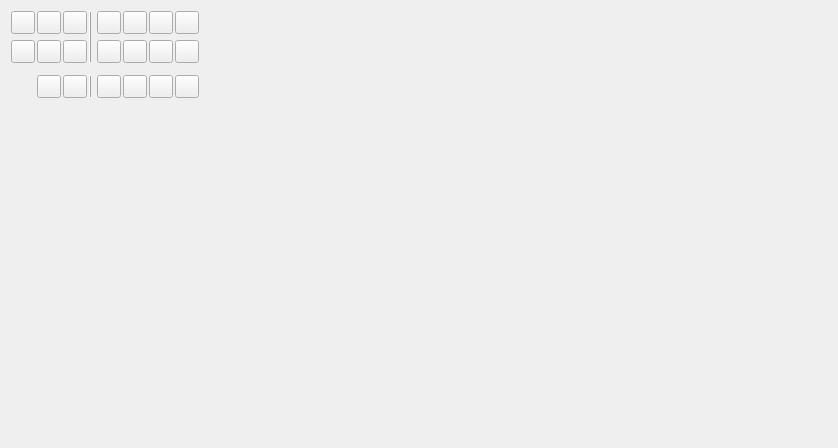
Qt form plugins/dockers/arrangedocker/arrange_docker_widget.ui (KDE/krita) before a commit.
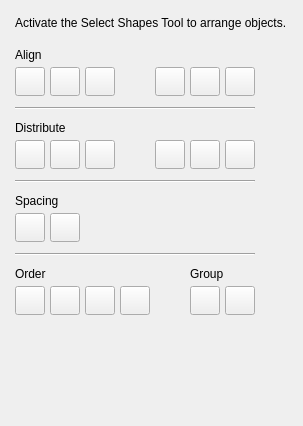
The same form after that commit.

Commit message:
Arrange docker: UI polish
Summary:
  * New, more legible layout.
  * The arrange controls work only with the Select Shapes Tool. If another tool is active, the docker displays a message
    instead of the buttons. (Fixes bug 394084.)
  * Also fixes mismatched align icons (bug 399984).

Reviewers: #krita, rempt

Reviewed By: #krita, rempt

Subscribers: rempt

Tags: #krita

Patch:
```diff
--- a/plugins/dockers/arrangedocker/arrange_docker_widget.ui
+++ b/plugins/dockers/arrangedocker/arrange_docker_widget.ui
@@ -6,57 +6,129 @@
    <rect>
     <x>0</x>
     <y>0</y>
-    <width>838</width>
-    <height>448</height>
+    <width>303</width>
+    <height>426</height>
    </rect>
   </property>
-  <layout class="QGridLayout" name="gridLayout_2">
-   <item row="0" column="0">
-    <layout class="QGridLayout" name="gridLayout">
-     <property name="horizontalSpacing">
-      <number>2</number>
+  <layout class="QVBoxLayout" name="verticalLayout">
+   <item>
+    <widget class="QFrame" name="disabledLabel">
+     <property name="frameShape">
+      <enum>QFrame::NoFrame</enum>
      </property>
-     <item row="0" column="0">
-      <widget class="QToolButton" name="leftAlign">
-       <property name="focusPolicy">
-        <enum>Qt::NoFocus</enum>
-       </property>
+     <property name="frameShadow">
+      <enum>QFrame::Raised</enum>
+     </property>
+     <layout class="QHBoxLayout" name="horizontalLayout_2">
+      <property name="leftMargin">
+       <number>4</number>
+      </property>
+      <property name="topMargin">
+       <number>5</number>
+      </property>
+      <property name="rightMargin">
+       <number>5</number>
+      </property>
+      <property name="bottomMargin">
+       <number>5</number>
+      </property>
+      <item>
+       <widget class="QLabel" name="label">
        <property name="text">
-        <string/>
-       </property>
-      </widget>
-     </item>
-     <item row="0" column="1">
-      <widget class="QToolButton" name="hCenterAlign">
-       <property name="focusPolicy">
-        <enum>Qt::NoFocus</enum>
-       </property>
+         <string>Activate the Select Shapes Tool to arrange objects.</string>
+        </property>
+        <property name="wordWrap">
+         <bool>true</bool>
+        </property>
+       </widget>
+      </item>
+     </layout>
+    </widget>
+   </item>
+   <item>
+    <widget class="QFrame" name="buttons">
+     <property name="sizePolicy">
+      <sizepolicy hsizetype="Expanding" vsizetype="Expanding">
+       <horstretch>0</horstretch>
+       <verstretch>0</verstretch>
+      </sizepolicy>
+     </property>
+     <property name="frameShape">
+      <enum>QFrame::NoFrame</enum>
+     </property>
+     <property name="frameShadow">
+      <enum>QFrame::Raised</enum>
+     </property>
+     <layout class="QHBoxLayout" name="horizontalLayout_6">
+      <property name="leftMargin">
+       <number>0</number>
+      </property>
+      <property name="topMargin">
+       <number>0</number>
+      </property>
+      <property name="rightMargin">
+       <number>0</number>
+      </property>
+      <property name="bottomMargin">
+       <number>0</number>
+      </property>
+      <item>
+       <layout class="QGridLayout" name="gridLayout" columnstretch="0,0,0,0,0,0,0">
+        <property name="leftMargin">
+         <number>4</number>
+        </property>
+        <property name="topMargin">
+         <number>7</number>
+        </property>
+        <property name="bottomMargin">
+         <number>7</number>
+        </property>
+        <property name="spacing">
+         <number>5</number>
+        </property>
+        <item row="0" column="0" colspan="7">
+         <widget class="QLabel" name="label_3">
        <property name="text">
-        <string/>
-       </property>
-      </widget>
-     </item>
-     <item row="0" column="2">
-      <widget class="QToolButton" name="rightAlign">
+           <string>Align</string>
+          </property>
+          <property name="alignment">
+           <set>Qt::AlignBottom|Qt::AlignLeading|Qt::AlignLeft</set>
+          </property>
+         </widget>
+        </item>
+        <item row="11" column="5">
+         <widget class="QToolButton" name="group">
        <property name="focusPolicy">
         <enum>Qt::NoFocus</enum>
        </property>
        <property name="text">
         <string/>
        </property>
-      </widget>
-     </item>
-     <item row="0" column="3" rowspan="2">
-      <widget class="QFrame" name="frame">
-       <property name="frameShape">
-        <enum>QFrame::VLine</enum>
-       </property>
-       <property name="frameShadow">
-        <enum>QFrame::Raised</enum>
-       </property>
-      </widget>
-     </item>
-     <item row="0" column="4">
+          <property name="iconSize">
+           <size>
+            <width>22</width>
+            <height>22</height>
+           </size>
+          </property>
+         </widget>
+        </item>
+        <item row="5" column="2">
+         <widget class="QToolButton" name="hDistributeRight">
+          <property name="focusPolicy">
+           <enum>Qt::NoFocus</enum>
+          </property>
+          <property name="text">
+           <string/>
+          </property>
+          <property name="iconSize">
+           <size>
+            <width>22</width>
+            <height>22</height>
+           </size>
+          </property>
+         </widget>
+        </item>
+        <item row="5" column="0">
       <widget class="QToolButton" name="hDistributeLeft">
        <property name="focusPolicy">
         <enum>Qt::NoFocus</enum>
@@ -64,9 +136,31 @@
        <property name="text">
         <string/>
        </property>
-      </widget>
-     </item>
-     <item row="0" column="5">
+          <property name="iconSize">
+           <size>
+            <width>22</width>
+            <height>22</height>
+           </size>
+          </property>
+         </widget>
+        </item>
+        <item row="5" column="4">
+         <widget class="QToolButton" name="vDistributeTop">
+          <property name="focusPolicy">
+           <enum>Qt::NoFocus</enum>
+          </property>
+          <property name="text">
+           <string/>
+          </property>
+          <property name="iconSize">
+           <size>
+            <width>22</width>
+            <height>22</height>
+           </size>
+          </property>
+         </widget>
+        </item>
+        <item row="5" column="1">
       <widget class="QToolButton" name="hDistributeCenter">
        <property name="focusPolicy">
         <enum>Qt::NoFocus</enum>
@@ -74,19 +168,57 @@
        <property name="text">
         <string/>
        </property>
-      </widget>
-     </item>
-     <item row="0" column="6">
-      <widget class="QToolButton" name="hDistributeRight">
+          <property name="iconSize">
+           <size>
+            <width>22</width>
+            <height>22</height>
+           </size>
+          </property>
+         </widget>
+        </item>
+        <item row="10" column="0" colspan="4">
+         <widget class="QLabel" name="label_5">
+          <property name="text">
+           <string>Order</string>
+          </property>
+          <property name="alignment">
+           <set>Qt::AlignBottom|Qt::AlignLeading|Qt::AlignLeft</set>
+          </property>
+         </widget>
+        </item>
+        <item row="5" column="6">
+         <widget class="QToolButton" name="vDistributeBottom">
        <property name="focusPolicy">
         <enum>Qt::NoFocus</enum>
        </property>
        <property name="text">
         <string/>
        </property>
-      </widget>
-     </item>
-     <item row="0" column="7">
+          <property name="iconSize">
+           <size>
+            <width>22</width>
+            <height>22</height>
+           </size>
+          </property>
+         </widget>
+        </item>
+        <item row="8" column="1">
+         <widget class="QToolButton" name="vDistributeGaps">
+          <property name="focusPolicy">
+           <enum>Qt::NoFocus</enum>
+          </property>
+          <property name="text">
+           <string/>
+          </property>
+          <property name="iconSize">
+           <size>
+            <width>22</width>
+            <height>22</height>
+           </size>
+          </property>
+         </widget>
+        </item>
+        <item row="8" column="0">
       <widget class="QToolButton" name="hDistributeGaps">
        <property name="focusPolicy">
         <enum>Qt::NoFocus</enum>
@@ -94,29 +226,67 @@
        <property name="text">
         <string/>
        </property>
-      </widget>
-     </item>
-     <item row="1" column="0">
-      <widget class="QToolButton" name="topAlign">
-       <property name="focusPolicy">
-        <enum>Qt::NoFocus</enum>
-       </property>
+          <property name="iconSize">
+           <size>
+            <width>22</width>
+            <height>22</height>
+           </size>
+          </property>
+         </widget>
+        </item>
+        <item row="7" column="0" colspan="7">
+         <widget class="QLabel" name="label_4">
        <property name="text">
-        <string/>
-       </property>
-      </widget>
-     </item>
-     <item row="1" column="1">
-      <widget class="QToolButton" name="vCenterAlign">
-       <property name="focusPolicy">
-        <enum>Qt::NoFocus</enum>
-       </property>
+           <string>Spacing</string>
+          </property>
+          <property name="alignment">
+           <set>Qt::AlignBottom|Qt::AlignLeading|Qt::AlignLeft</set>
+          </property>
+         </widget>
+        </item>
+        <item row="10" column="5" colspan="2">
+         <widget class="QLabel" name="label_6">
        <property name="text">
-        <string/>
+           <string>Group</string>
+          </property>
+          <property name="alignment">
+           <set>Qt::AlignBottom|Qt::AlignLeading|Qt::AlignLeft</set>
        </property>
       </widget>
      </item>
      <item row="1" column="2">
+         <widget class="QToolButton" name="rightAlign">
+          <property name="focusPolicy">
+           <enum>Qt::NoFocus</enum>
+          </property>
+          <property name="text">
+           <string/>
+          </property>
+          <property name="iconSize">
+           <size>
+            <width>22</width>
+            <height>22</height>
+           </size>
+          </property>
+         </widget>
+        </item>
+        <item row="11" column="1">
+         <widget class="QToolButton" name="raiseLevel">
+          <property name="focusPolicy">
+           <enum>Qt::NoFocus</enum>
+          </property>
+          <property name="text">
+           <string/>
+          </property>
+          <property name="iconSize">
+           <size>
+            <width>22</width>
+            <height>22</height>
+           </size>
+          </property>
+         </widget>
+        </item>
+        <item row="1" column="6">
       <widget class="QToolButton" name="bottomAlign">
        <property name="focusPolicy">
         <enum>Qt::NoFocus</enum>
@@ -124,19 +294,15 @@
        <property name="text">
         <string/>
        </property>
-      </widget>
-     </item>
-     <item row="1" column="4">
-      <widget class="QToolButton" name="vDistributeTop">
-       <property name="focusPolicy">
-        <enum>Qt::NoFocus</enum>
-       </property>
-       <property name="text">
-        <string/>
-       </property>
-      </widget>
-     </item>
-     <item row="1" column="5">
+          <property name="iconSize">
+           <size>
+            <width>22</width>
+            <height>22</height>
+           </size>
+          </property>
+         </widget>
+        </item>
+        <item row="5" column="5">
       <widget class="QToolButton" name="vDistributeCenter">
        <property name="focusPolicy">
         <enum>Qt::NoFocus</enum>
@@ -144,111 +310,47 @@
        <property name="text">
         <string/>
        </property>
-      </widget>
-     </item>
-     <item row="1" column="7">
-      <widget class="QToolButton" name="vDistributeGaps">
-       <property name="focusPolicy">
-        <enum>Qt::NoFocus</enum>
-       </property>
-       <property name="text">
-        <string/>
-       </property>
-      </widget>
-     </item>
-     <item row="2" column="3">
-      <spacer name="verticalSpacer_2">
-       <property name="orientation">
-        <enum>Qt::Vertical</enum>
-       </property>
-       <property name="sizeType">
-        <enum>QSizePolicy::Minimum</enum>
-       </property>
-       <property name="sizeHint" stdset="0">
+          <property name="iconSize">
         <size>
-         <width>6</width>
-         <height>6</height>
-        </size>
-       </property>
-      </spacer>
-     </item>
-     <item row="3" column="0">
-      <spacer name="horizontalSpacer_2">
-       <property name="orientation">
-        <enum>Qt::Horizontal</enum>
-       </property>
-       <property name="sizeType">
-        <enum>QSizePolicy::Preferred</enum>
-       </property>
-       <property name="sizeHint" stdset="0">
-        <size>
-         <width>6</width>
-         <height>6</height>
-        </size>
-       </property>
-      </spacer>
-     </item>
-     <item row="3" column="1">
-      <widget class="QToolButton" name="group">
-       <property name="focusPolicy">
-        <enum>Qt::NoFocus</enum>
-       </property>
-       <property name="text">
-        <string/>
-       </property>
-      </widget>
-     </item>
-     <item row="3" column="2">
-      <widget class="QToolButton" name="ungroup">
+            <width>22</width>
+            <height>22</height>
+           </size>
+          </property>
+         </widget>
+        </item>
+        <item row="1" column="5">
+         <widget class="QToolButton" name="vCenterAlign">
        <property name="focusPolicy">
         <enum>Qt::NoFocus</enum>
        </property>
        <property name="text">
         <string/>
        </property>
-      </widget>
-     </item>
-     <item row="3" column="3">
-      <widget class="QFrame" name="frame_2">
-       <property name="frameShape">
-        <enum>QFrame::VLine</enum>
-       </property>
-       <property name="frameShadow">
-        <enum>QFrame::Raised</enum>
-       </property>
-      </widget>
-     </item>
-     <item row="3" column="4">
-      <widget class="QToolButton" name="bringToFront">
+          <property name="iconSize">
+           <size>
+            <width>22</width>
+            <height>22</height>
+           </size>
+          </property>
+         </widget>
+        </item>
+        <item row="1" column="4">
+         <widget class="QToolButton" name="topAlign">
        <property name="focusPolicy">
         <enum>Qt::NoFocus</enum>
        </property>
        <property name="text">
         <string/>
        </property>
-      </widget>
-     </item>
-     <item row="3" column="5">
-      <widget class="QToolButton" name="raiseLevel">
-       <property name="focusPolicy">
-        <enum>Qt::NoFocus</enum>
-       </property>
-       <property name="text">
-        <string/>
-       </property>
-      </widget>
-     </item>
-     <item row="3" column="6">
-      <widget class="QToolButton" name="lowerLevel">
-       <property name="focusPolicy">
-        <enum>Qt::NoFocus</enum>
-       </property>
-       <property name="text">
-        <string/>
-       </property>
-      </widget>
-     </item>
-     <item row="3" column="7">
+          <property name="iconSize">
+           <size>
+            <width>22</width>
+            <height>22</height>
+           </size>
+          </property>
+         </widget>
+        </item>
+        <item row="11" column="3">
       <widget class="QToolButton" name="sendBack">
        <property name="focusPolicy">
         <enum>Qt::NoFocus</enum>
@@ -256,34 +358,162 @@
        <property name="text">
         <string/>
        </property>
-      </widget>
-     </item>
-     <item row="1" column="6">
-      <widget class="QToolButton" name="vDistributeBottom">
+          <property name="iconSize">
+           <size>
+            <width>22</width>
+            <height>22</height>
+           </size>
+          </property>
+         </widget>
+        </item>
+        <item row="11" column="2">
+         <widget class="QToolButton" name="lowerLevel">
        <property name="focusPolicy">
         <enum>Qt::NoFocus</enum>
        </property>
        <property name="text">
         <string/>
+          </property>
+          <property name="iconSize">
+           <size>
+            <width>22</width>
+            <height>22</height>
+           </size>
+          </property>
+         </widget>
+        </item>
+        <item row="1" column="0">
+         <widget class="QToolButton" name="leftAlign">
+          <property name="focusPolicy">
+           <enum>Qt::NoFocus</enum>
+          </property>
+          <property name="text">
+           <string/>
+          </property>
+          <property name="iconSize">
+           <size>
+            <width>22</width>
+            <height>22</height>
+           </size>
+          </property>
+         </widget>
+        </item>
+        <item row="11" column="0">
+         <widget class="QToolButton" name="bringToFront">
+          <property name="focusPolicy">
+           <enum>Qt::NoFocus</enum>
+          </property>
+          <property name="text">
+           <string/>
+          </property>
+          <property name="iconSize">
+           <size>
+            <width>22</width>
+            <height>22</height>
+           </size>
+          </property>
+         </widget>
+        </item>
+        <item row="1" column="1">
+         <widget class="QToolButton" name="hCenterAlign">
+          <property name="focusPolicy">
+           <enum>Qt::NoFocus</enum>
+          </property>
+          <property name="text">
+           <string/>
+          </property>
+          <property name="iconSize">
+           <size>
+            <width>22</width>
+            <height>22</height>
+           </size>
+          </property>
+         </widget>
+        </item>
+        <item row="11" column="6">
+         <widget class="QToolButton" name="ungroup">
+          <property name="focusPolicy">
+           <enum>Qt::NoFocus</enum>
+          </property>
+          <property name="text">
+           <string/>
+          </property>
+          <property name="iconSize">
+           <size>
+            <width>22</width>
+            <height>22</height>
+           </size>
+          </property>
+         </widget>
+        </item>
+        <item row="3" column="0" colspan="7">
+         <widget class="QLabel" name="label_2">
+          <property name="text">
+           <string>Distribute</string>
+          </property>
+          <property name="alignment">
+           <set>Qt::AlignBottom|Qt::AlignLeading|Qt::AlignLeft</set>
+          </property>
+         </widget>
+        </item>
+        <item row="9" column="0" colspan="7">
+         <widget class="Line" name="line_3">
+          <property name="minimumSize">
+           <size>
+            <width>0</width>
+            <height>15</height>
+           </size>
+          </property>
+          <property name="orientation">
+           <enum>Qt::Horizontal</enum>
+          </property>
+         </widget>
+        </item>
+        <item row="6" column="0" colspan="7">
+         <widget class="Line" name="line_2">
+          <property name="minimumSize">
+           <size>
+            <width>0</width>
+            <height>15</height>
+           </size>
+          </property>
+          <property name="orientation">
+           <enum>Qt::Horizontal</enum>
+          </property>
+         </widget>
+        </item>
+        <item row="2" column="0" colspan="7">
+         <widget class="Line" name="line">
+          <property name="minimumSize">
+           <size>
+            <width>0</width>
+            <height>15</height>
+           </size>
+          </property>
+          <property name="orientation">
+           <enum>Qt::Horizontal</enum>
        </property>
       </widget>
      </item>
     </layout>
    </item>
-   <item row="0" column="1">
+      <item>
     <spacer name="horizontalSpacer">
      <property name="orientation">
       <enum>Qt::Horizontal</enum>
      </property>
      <property name="sizeHint" stdset="0">
       <size>
-       <width>631</width>
+          <width>40</width>
        <height>20</height>
       </size>
      </property>
     </spacer>
    </item>
-   <item row="1" column="0">
+     </layout>
+    </widget>
+   </item>
+   <item>
     <spacer name="verticalSpacer">
      <property name="orientation">
       <enum>Qt::Vertical</enum>
@@ -291,7 +521,7 @@
      <property name="sizeHint" stdset="0">
       <size>
        <width>20</width>
-       <height>323</height>
+       <height>40</height>
       </size>
      </property>
     </spacer>
```
Lines whose indentation alone changed are shown as unchanged. The commit also changes 10 other files.
